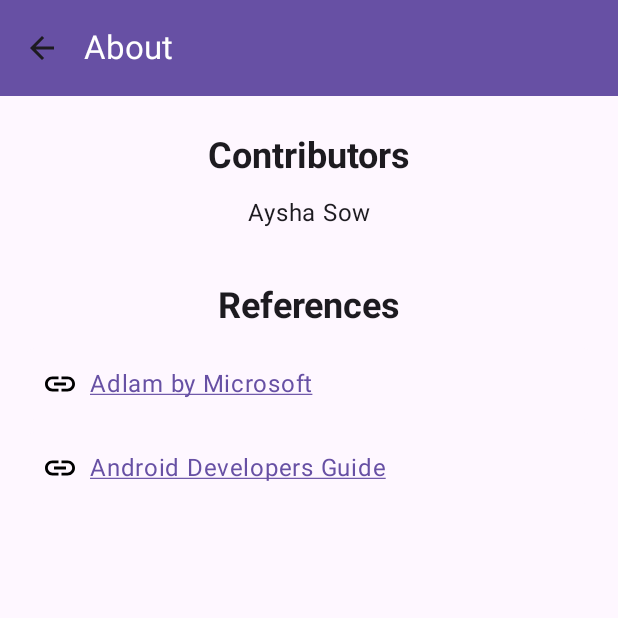
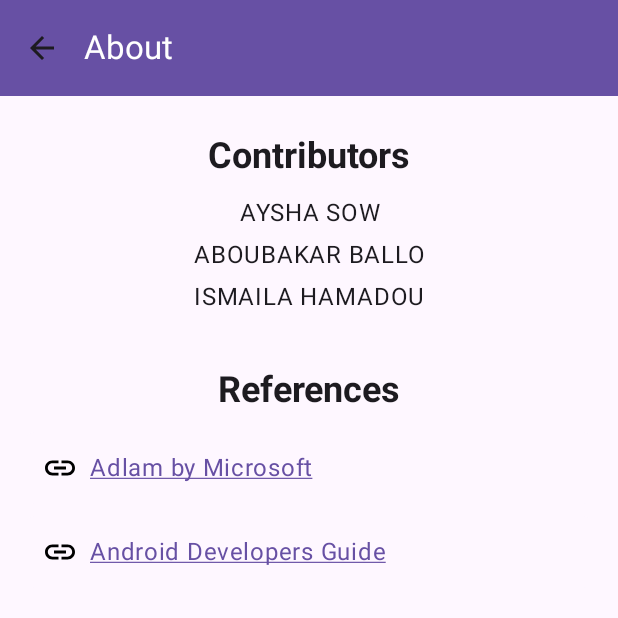
Before and after one commit to ismaila237/AdlamFulfulde, an Android app built with Jetpack Compose: the AboutScreen screen opened through its navigation route, on a phone screen of 412 x 824 dp, the top half of it. Run offline under Robolectric (Android 15) with nearby library versions, the phone set to English and light mode, and no system bars; our stand-ins replace AdMob; pictures from the network do not load; 2 statements that could not run were skipped.

Commit message:
vina tech ads

```diff
--- a/app/build.gradle.kts
+++ b/app/build.gradle.kts
@@ -12,8 +12,8 @@ android {
         applicationId = "com.bekisma.adlamfulfulde"
         minSdk = 24
         targetSdk = 34
-        versionCode = 24
-        versionName = "24.2.8"
+        versionCode = 30
+        versionName = "30.0"
 
         testInstrumentationRunner = "androidx.test.runner.AndroidJUnitRunner"
         vectorDrawables {
--- a/app/src/main/AndroidManifest.xml
+++ b/app/src/main/AndroidManifest.xml
@@ -25,7 +25,7 @@
         </activity>
         <meta-data
             android:name="com.google.android.gms.ads.APPLICATION_ID"
-            android:value="ca-app-pub-7309731358576813~8296165138"/>
+            android:value="ca-app-pub-8007948044081112~2025082121"/>
     </application>
 
 
--- a/app/src/main/java/com/bekisma/adlamfulfulde/MainActivity.kt
+++ b/app/src/main/java/com/bekisma/adlamfulfulde/MainActivity.kt
@@ -75,7 +75,7 @@ class MainActivity() : ComponentActivity(), Parcelable {
                     composable("syllables") { SyllablesScreen(navController) }
                     composable("quiz") { QuizScreen(navController) }
                     composable("syllables_reading") { SyllablesReadingScreen(navController) }
-                    composable("about") { AboutScreen()
+                    composable("about") { AboutScreen(navController)
                 }
             }
         }
@@ -100,6 +100,7 @@ fun MainScreen(navController: NavController) {
                     selected = false,
                     onClick = {
                         navController.navigate("about")
+
                     },
                     modifier = Modifier.padding(16.dp)
                 )
@@ -110,7 +111,7 @@ fun MainScreen(navController: NavController) {
                         context.startActivity(
                             Intent(
                                 Intent.ACTION_VIEW,
-                                Uri.parse("https://myportfolio-b7209.web.app/privacy.html")
+                                Uri.parse("https://adlamfulfulde-8a54a.web.app/privacy/privacy.html")
                             )
                         )
                     },
--- a/app/src/main/java/com/bekisma/adlamfulfulde/screens/Alphabet.kt
+++ b/app/src/main/java/com/bekisma/adlamfulfulde/screens/Alphabet.kt
@@ -56,7 +56,7 @@ fun AlphabetScreen(navController: NavController) {
                         Divider()
                         LazyVerticalGrid(
                             columns = GridCells.Fixed(4),
-                            contentPadding = PaddingValues(8.dp),
+                            contentPadding = PaddingValues(4.dp),
                             content = {
                                 items(alphabetList) { letter ->
                                     AlphabetItemCard(letter, navController = navController)
--- a/app/src/main/java/com/bekisma/adlamfulfulde/screens/about.kt
+++ b/app/src/main/java/com/bekisma/adlamfulfulde/screens/about.kt
@@ -21,12 +21,13 @@ import androidx.compose.ui.text.style.TextAlign
 import androidx.compose.ui.text.style.TextDecoration
 import androidx.compose.ui.tooling.preview.Preview
 import androidx.compose.ui.unit.dp
+import androidx.navigation.NavController
 import com.bekisma.adlamfulfulde.R
 import com.bekisma.adlamfulfulde.ui.theme.AdlamFulfuldeTheme
 
 @OptIn(ExperimentalMaterial3Api::class)
 @Composable
-fun AboutScreen() {
+fun AboutScreen(navController: NavController) {
     val context = LocalContext.current
 
     Scaffold(
@@ -34,7 +35,7 @@ fun AboutScreen() {
             TopAppBar(
                 title = { Text(stringResource(R.string.about)) },
                 navigationIcon = {
-                    IconButton(onClick = { /* TODO: Handle back navigation */ }) {
+                    IconButton(onClick = { navController.navigateUp() }) {
                         Icon(imageVector = Icons.Filled.ArrowBack, contentDescription = "Back")
                     }
                 },
@@ -45,7 +46,6 @@ fun AboutScreen() {
             )
         }
     ) { paddingValues ->
-        // Main content of the screen
         Column(
             modifier = Modifier
                 .padding(paddingValues)
@@ -54,14 +54,14 @@ fun AboutScreen() {
             horizontalAlignment = Alignment.CenterHorizontally
         ) {
             Text(
-                text = "Contributors",
+                text = stringResource(R.string.contributors),
                 style = MaterialTheme.typography.headlineSmall.copy(
                     fontWeight = FontWeight.Bold,
                     color = MaterialTheme.colorScheme.onBackground
                 ),
                 modifier = Modifier.padding(vertical = 8.dp)
             )
-            listOf("Aysha Sow").forEach { name ->
+            listOf("AYSHA SOW", "ABOUBAKAR BALLO", "ISMAILA HAMADOU").forEach { name ->
                 Text(
                     text = name,
                     style = MaterialTheme.typography.bodyLarge,
@@ -140,7 +140,8 @@ fun ReferenceLink(title: String, url: String, icon: Painter, onClick: () -> Unit
 @Composable
 fun AboutScreenLightPreview() {
     AdlamFulfuldeTheme(useDarkTheme = false) {
-        AboutScreen()
+        // Provide a dummy NavController for the preview
+        AboutScreen(navController = NavController(LocalContext.current))
     }
 }
 
@@ -152,6 +153,7 @@ fun AboutScreenLightPreview() {
 @Composable
 fun AboutScreenDarkPreview() {
     AdlamFulfuldeTheme(useDarkTheme = true) {
-        AboutScreen()
+        // Provide a dummy NavController for the preview
+        AboutScreen(navController = NavController(LocalContext.current))
     }
 }
--- a/app/src/main/res/values/strings.xml
+++ b/app/src/main/res/values/strings.xml
@@ -100,11 +100,12 @@
     <string name="clear">Clear</string>
     <string name="brush_alpha">Brush Alpha</string>
     <string name="ad_mob_test_banner_id">ca-app-pub-7309731358576813/8916934438</string>
-    <string name="ad_mob_banner_id">ca-app-pub-7309731358576813/8916934438</string>
-    <string name="ad_mob_interstitial_id">ca-app-pub-7309731358576813/1701354046</string>
+    <string name="ad_mob_banner_id">ca-app-pub-8007948044081112/2121323032</string>
+    <string name="ad_mob_interstitial_id">ca-app-pub-8007948044081112/8223696954</string>
     <string name="privacy_policys">Privacy Policy</string>
     <string name="about">About</string>
     <string name="adlam_by_microsoft">Adlam by Microsoft</string>
     <string name="android_developers_guide">Android Developers Guide</string>
+    <string name="contributors">Contributors</string>
 
 </resources>
```
Also changed, not shown: app/src/main/java/com/bekisma/adlamfulfulde/screens/WritingLowerCase.kt (+5 -6 lines), app/src/main/java/com/bekisma/adlamfulfulde/screens/WritingNumber.kt (+5 -5 lines), app/src/main/java/com/bekisma/adlamfulfulde/screens/WritingUperCase.kt (+6 -7 lines), 3 other files.
